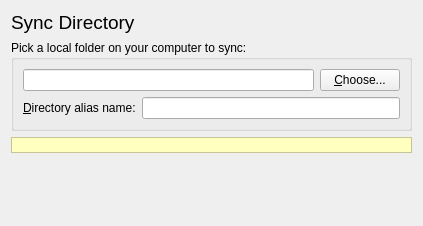
Before: the Qt Designer form src/mirall/folderwizardsourcepage.ui in nextcloud/desktop, drawn with Qt 5.
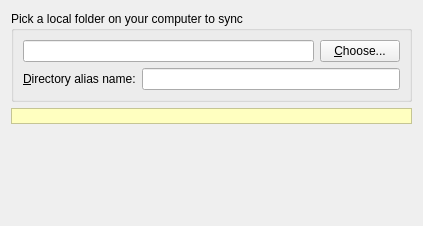
After: the same form once the commit is applied.

Commit message:
Folder Wizard UI clean up
Input from Jan

What changed in the file:
```diff
--- a/src/mirall/folderwizardsourcepage.ui
+++ b/src/mirall/folderwizardsourcepage.ui
@@ -14,22 +14,23 @@
    <string>Form</string>
   </property>
   <layout class="QGridLayout" name="gridLayout_2">
+   <item row="2" column="0">
+    <spacer name="verticalSpacer">
+     <property name="orientation">
+      <enum>Qt::Vertical</enum>
+     </property>
+     <property name="sizeHint" stdset="0">
+      <size>
+       <width>349</width>
+       <height>83</height>
+      </size>
+     </property>
+    </spacer>
+   </item>
    <item row="0" column="0">
-    <widget class="QLabel" name="label_3">
-     <property name="font">
-      <font>
-       <pointsize>14</pointsize>
-      </font>
-     </property>
-     <property name="text">
-      <string>Sync Directory</string>
-     </property>
-    </widget>
-   </item>
-   <item row="1" column="0">
     <widget class="QGroupBox" name="groupBox">
      <property name="title">
-      <string>Pick a local folder on your computer to sync:</string>
+      <string>Pick a local folder on your computer to sync</string>
      </property>
      <layout class="QGridLayout" name="gridLayout">
       <item row="0" column="0">
@@ -66,7 +67,7 @@
      </layout>
     </widget>
    </item>
-   <item row="2" column="0">
+   <item row="1" column="0">
     <widget class="QLabel" name="warnLabel">
      <property name="palette">
       <palette>
@@ -152,19 +153,6 @@
      </property>
     </widget>
    </item>
-   <item row="3" column="0">
-    <spacer name="verticalSpacer">
-     <property name="orientation">
-      <enum>Qt::Vertical</enum>
-     </property>
-     <property name="sizeHint" stdset="0">
-      <size>
-       <width>349</width>
-       <height>83</height>
-      </size>
-     </property>
-    </spacer>
-   </item>
   </layout>
  </widget>
  <resources/>
```
The commit also changes 3 other files.
